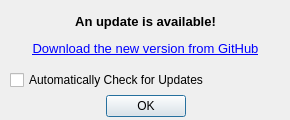
pingledingle-tech/PinglyMotion, file src/updatenotificationdialog.ui: the form before one commit.
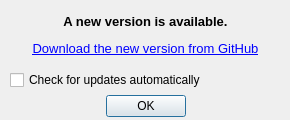
The form after the commit.

What changed in the file:
```diff
--- a/src/updatenotificationdialog.ui
+++ b/src/updatenotificationdialog.ui
@@ -65,7 +65,7 @@
     </font>
    </property>
    <property name="text">
-    <string>&lt;html&gt;&lt;head/&gt;&lt;body&gt;&lt;p align=&quot;center&quot;&gt;&lt;span style=&quot; font-weight:600;&quot;&gt;An update is available!&lt;/span&gt;&lt;/p&gt;&lt;p align=&quot;center&quot;&gt;&lt;a href=&quot;https://github.com/pingledingle-tech/PinglyMotion/releases/latest&quot;&gt;&lt;span style=&quot; text-decoration: underline; color:#0000ff;&quot;&gt;Download the new version from GitHub&lt;/span&gt;&lt;/a&gt;&lt;/p&gt;&lt;/body&gt;&lt;/html&gt;</string>
+    <string>&lt;html&gt;&lt;head/&gt;&lt;body&gt;&lt;p align=&quot;center&quot;&gt;&lt;span style=&quot; font-weight:600;&quot;&gt;A new version is available.&lt;/span&gt;&lt;/p&gt;&lt;p align=&quot;center&quot;&gt;&lt;a href=&quot;https://github.com/pingledingle-tech/PinglyMotion/releases/latest&quot;&gt;&lt;span style=&quot; text-decoration: underline; color:#0000ff;&quot;&gt;Download the new version from GitHub&lt;/span&gt;&lt;/a&gt;&lt;/p&gt;&lt;/body&gt;&lt;/html&gt;</string>
    </property>
    <property name="openExternalLinks">
     <bool>true</bool>
@@ -81,7 +81,7 @@
     </rect>
    </property>
    <property name="text">
-    <string>Automatically Check for Updates</string>
+    <string>Check for updates automatically</string>
    </property>
   </widget>
  </widget>
```
Left out of the diff: 2 changed lines with no effect on the pictures.
